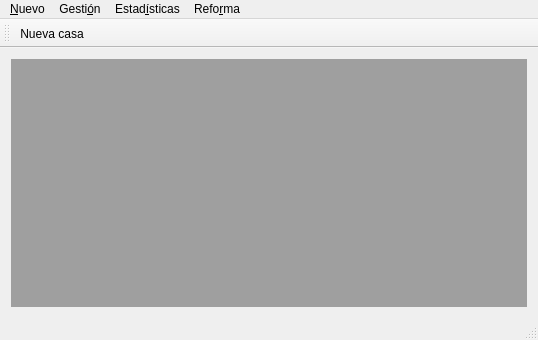
Before: the Qt Designer form gui/mainwindow.ui in rogorido/qtpredicadores, drawn with Qt 5.
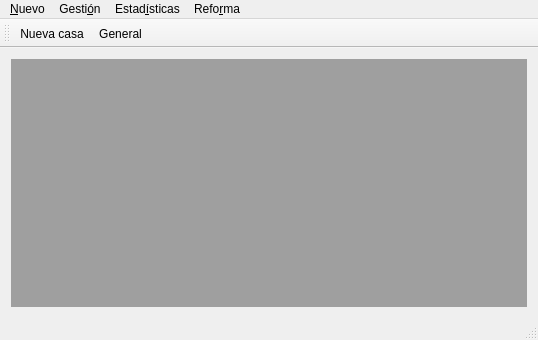
After: the same form once the commit is applied. Icons and pictures are not drawn.

Diff of the .ui file:
```diff
--- a/gui/mainwindow.ui
+++ b/gui/mainwindow.ui
@@ -84,6 +84,7 @@
     <bool>false</bool>
    </attribute>
    <addaction name="actionNuevaCasa"/>
+   <addaction name="actionGeneralEstadisticas"/>
   </widget>
   <action name="actionNuevoCapitulo">
    <property name="text">
```
Left out of the diff: 9 changed lines with no effect on the pictures.
